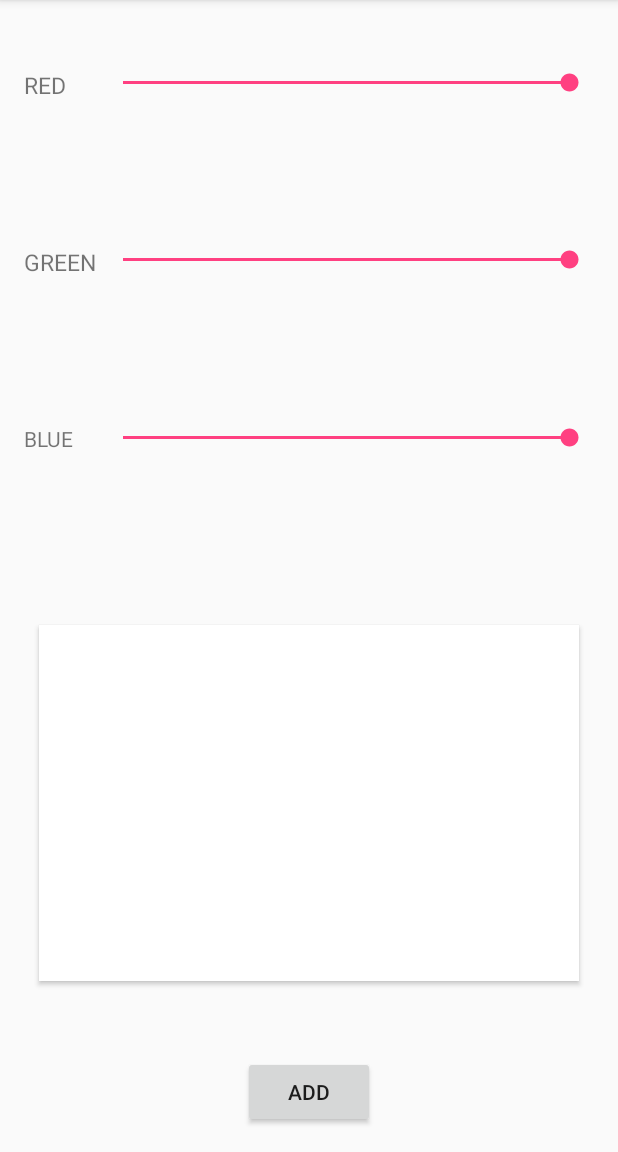
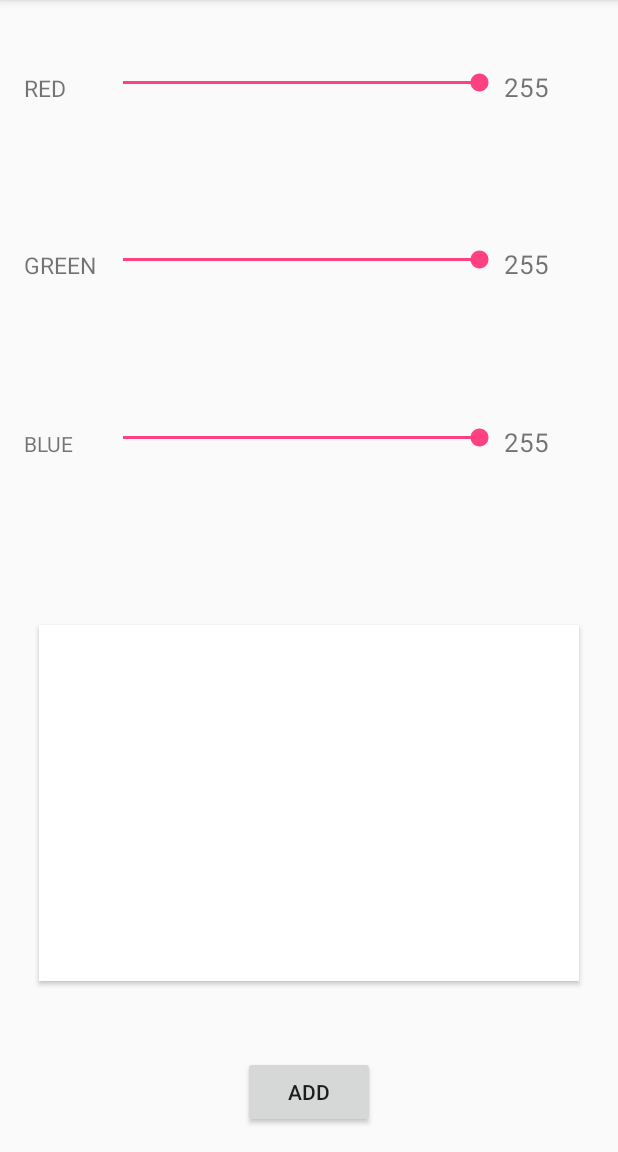
Before and after one commit to Chengcheng2017/ColorMixing-, an Android app: the AddColor screen opened directly, with no data from a screen before it, on a phone screen of 412 x 824 dp, the part 84-1236 px from its top. Run offline under Robolectric (Android 15) with nearby library versions, the phone set to English and light mode, and no system bars.

Commit message:
Modified interface, added record texts

```diff
--- a/app/src/main/java/chengcheng/colormixing/AddColor.java
+++ b/app/src/main/java/chengcheng/colormixing/AddColor.java
@@ -13,6 +13,7 @@ public class AddColor extends AppCompatActivity {
 
     Button button, display;
     SeekBar sb_red, sb_green, sb_blue;
+    TextView red_c, green_c, blue_c;
 
 
 
@@ -32,6 +33,9 @@ public class AddColor extends AppCompatActivity {
         sb_red = (SeekBar) findViewById(R.id.sb_red);
         sb_green = (SeekBar) findViewById(R.id.sb_green);
         sb_blue = (SeekBar) findViewById(R.id.sb_blue);
+        red_c = (TextView) findViewById(R.id.red_count);
+        green_c = (TextView) findViewById(R.id.green_count);
+        blue_c = (TextView) findViewById(R.id.blue_count);
 
         sb_red.setMax(red);
         sb_red.setProgress(red);
@@ -48,7 +52,8 @@ public class AddColor extends AppCompatActivity {
             @Override
             public void onProgressChanged(SeekBar seekBar, int progress, boolean fromUser) {
                 red = progress;
-
+                String text = Integer.toString(progress);
+                red_c.setText(text);
                 display.setBackgroundColor(Color.argb(255, red, green, blue));
 
             }
@@ -68,7 +73,8 @@ public class AddColor extends AppCompatActivity {
             @Override
             public void onProgressChanged(SeekBar seekBar, int progress, boolean fromUser) {
                 green = progress;
-
+                String text = Integer.toString(progress);
+                green_c.setText(text);
                 display.setBackgroundColor(Color.argb(255, red, green, blue));
             }
 
@@ -87,7 +93,8 @@ public class AddColor extends AppCompatActivity {
             @Override
             public void onProgressChanged(SeekBar seekBar, int progress, boolean fromUser) {
                 blue = progress;
-
+                String text = Integer.toString(progress);
+                blue_c.setText(text);
                 display.setBackgroundColor(Color.argb(255, red, green, blue));
             }
 
--- a/app/src/main/res/layout/activity_add_color.xml
+++ b/app/src/main/res/layout/activity_add_color.xml
@@ -25,10 +25,17 @@
             android:textSize="15dp"/>
 
         <SeekBar
-            android:layout_width="match_parent"
+            android:layout_width="270dp"
             android:layout_height="wrap_content"
             android:id="@+id/sb_red"
             android:layout_marginBottom="15dp"/>
+
+        <TextView
+            android:layout_width="30dp"
+            android:layout_height="wrap_content"
+            android:textSize="17dp"
+            android:id="@+id/red_count"
+            android:text="255"/>
     </LinearLayout>
 
 
@@ -46,10 +53,16 @@
             android:textSize="15dp"/>
 
         <SeekBar
-            android:layout_width="match_parent"
+            android:layout_width="270dp"
             android:layout_height="wrap_content"
             android:id="@+id/sb_green"
             android:layout_marginBottom="15dp"/>
+        <TextView
+            android:layout_width="30dp"
+            android:layout_height="wrap_content"
+            android:textSize="17dp"
+            android:id="@+id/green_count"
+            android:text="255"/>
     </LinearLayout>
 
     <LinearLayout
@@ -64,10 +77,16 @@
             android:text="BLUE"/>
 
         <SeekBar
-            android:layout_width="match_parent"
+            android:layout_width="270dp"
             android:layout_height="wrap_content"
             android:id="@+id/sb_blue"
             android:layout_marginBottom="15dp"/>
+        <TextView
+            android:layout_width="30dp"
+            android:layout_height="wrap_content"
+            android:textSize="17dp"
+            android:id="@+id/blue_count"
+            android:text="255" />
     </LinearLayout>
 
 
```
Also changed, not shown: app/src/main/java/chengcheng/colormixing/ColorAdapter.java (+14 -1 lines), app/src/main/res/layout/color_list_item.xml (+11 -4 lines).
